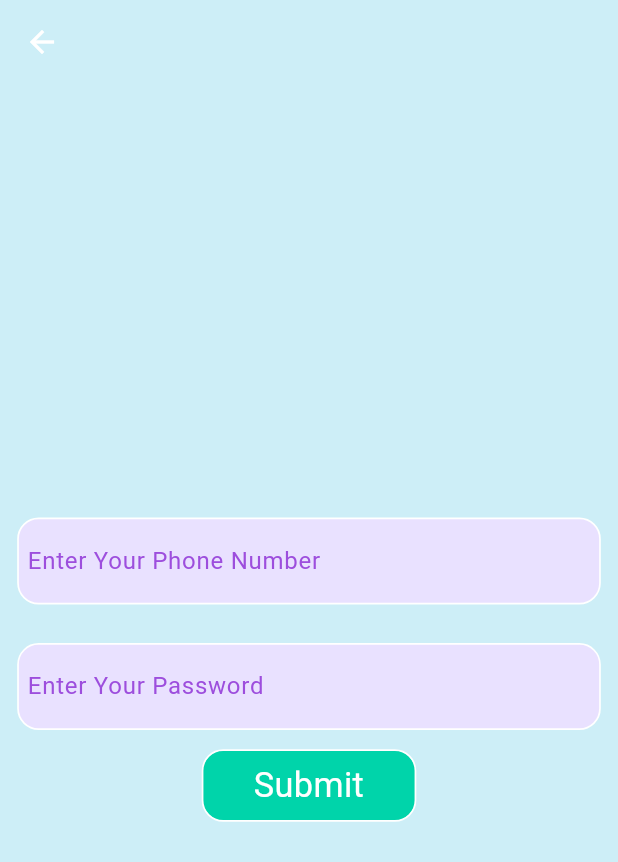
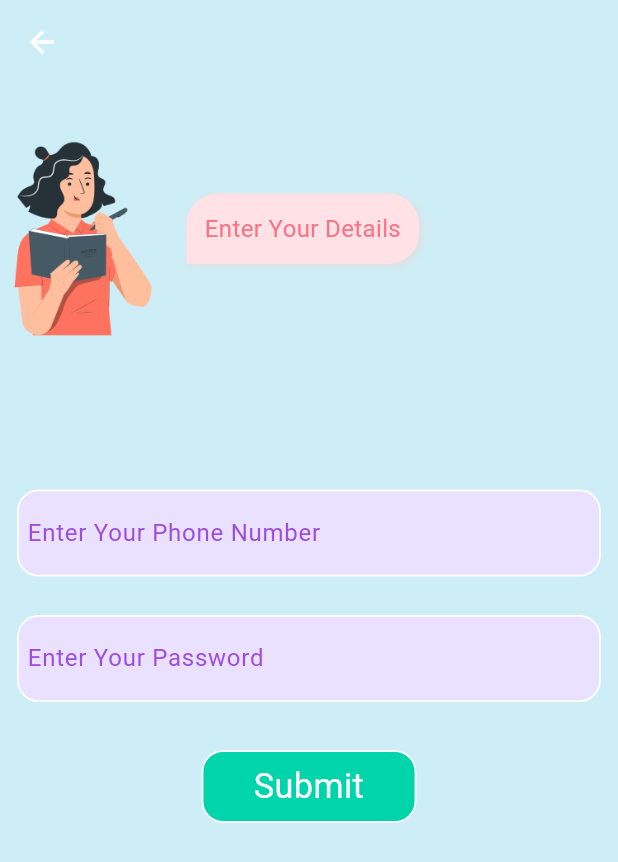
Before and after one commit to neeraj9649/sih, a Flutter app: the screen it shows after launch, after a tap on "Already have an account ?", on a phone screen of 412 x 824 dp. Shown: the top 862 px of the screen. Run offline on Flutter 3.47's test engine with Material 3 defaults, Android fonts, the phone set to English and light mode, and no system bars; our stand-ins replace flutter_screenutil, flutter_svg, google_fonts; project files that could hold a hidden picture were left out.

Commit message:
sign_in_screen update

```diff
--- a/lib/Screen/Auth/Sign_In_screen.dart
+++ b/lib/Screen/Auth/Sign_In_screen.dart
@@ -3,6 +3,7 @@ import 'package:dash_board/Screen/Nav_Bar/Nav_Bar_screen.dart';
 import 'package:dash_board/Util/Colors/Colors.dart';
 import 'package:dash_board/Widgets/BackButtonAppbart.dart';
 import 'package:dash_board/Widgets/Custom_Button.dart';
+import 'package:dash_board/Widgets/Custom_Top_Row.dart';
 import 'package:flutter/material.dart';
 import 'package:flutter_screenutil/flutter_screenutil.dart';
 
@@ -19,9 +20,18 @@ class _SignInScreenState extends State<SignInScreen> {
     return Scaffold(
       backgroundColor: onBoardBackgroundColor,
       appBar: backbuttonAppbar(),
-      body: Column(
+      body: SingleChildScrollView(
+        child: Column(
           mainAxisAlignment: MainAxisAlignment.center,
           children: [
+            Container(
+              height: 600.h,
+              width: double.infinity,
+              child: CustomTopRow(textValue: 'Enter Your Details'),
+            ),
+            SizedBox(
+              height: 200.h,
+            ),
             Padding(
               padding: EdgeInsets.symmetric(horizontal: 40.w, vertical: 40.h),
               child: Container(
@@ -75,7 +85,9 @@ class _SignInScreenState extends State<SignInScreen> {
                 ),
               ),
             ),
-          Center(
+            Padding(
+              padding: EdgeInsets.only(top: 60.h),
+              child: Center(
                 child: SizedBox(
                   height: 150.h,
                   width: 500.w,
@@ -90,7 +102,9 @@ class _SignInScreenState extends State<SignInScreen> {
                       }),
                 ),
               ),
+            ),
           ],
+        ),
       ),
     );
   }
```
Lines whose indentation alone changed are shown as unchanged.
